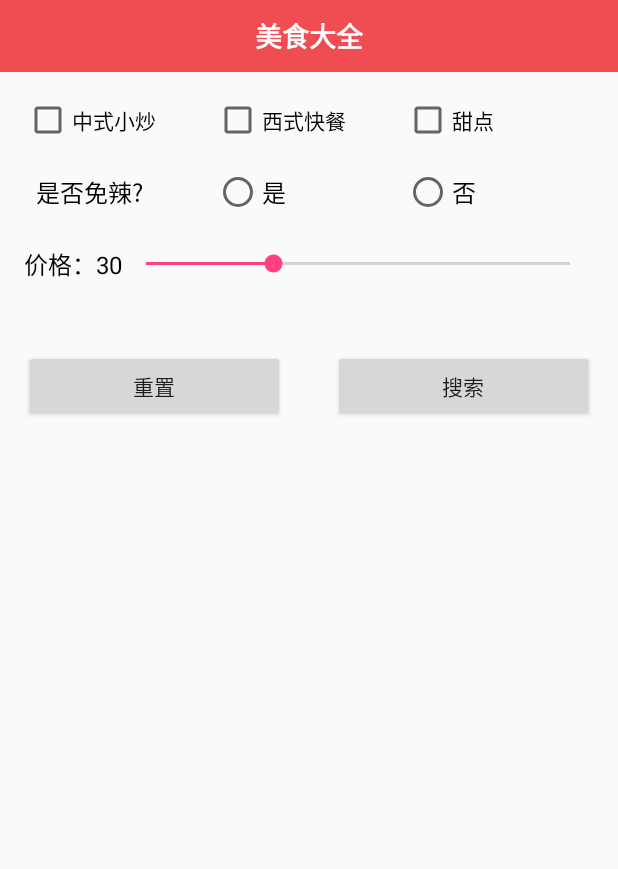
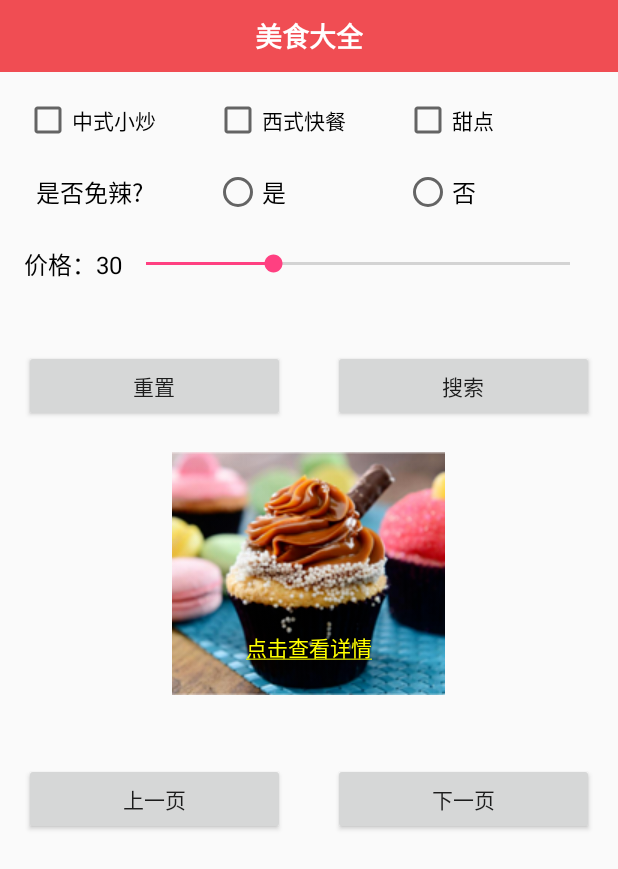
Before and after one commit to KobayashiHome/DeliciousFood, an Android app: the screen it shows after launch (MainActivity), on a phone screen of 412 x 824 dp. Shown: the top 869 px of the screen. Run offline under Robolectric (Android 15) with nearby library versions, the phone set to English and light mode, and no system bars.

Commit message:
美食界面完成

```diff
--- a/app/src/main/AndroidManifest.xml
+++ b/app/src/main/AndroidManifest.xml
@@ -16,6 +16,8 @@
                 <category android:name="android.intent.category.LAUNCHER" />
             </intent-filter>
         </activity>
+        <activity android:name=".DetailActivity"/>
+
     </application>
 
 </manifest>
--- a/app/src/main/java/com/skylinelin/deliciousfood/MainActivity.java
+++ b/app/src/main/java/com/skylinelin/deliciousfood/MainActivity.java
@@ -1,17 +1,56 @@
 package com.skylinelin.deliciousfood;
 
+import android.graphics.Paint;
 import android.support.v7.app.AppCompatActivity;
 import android.os.Bundle;
+import android.widget.Button;
+import android.widget.CheckBox;
+import android.widget.ImageView;
+import android.widget.RadioButton;
+import android.widget.RadioGroup;
+import android.widget.SeekBar;
+import android.widget.TextView;
+
 /**
  * @author skylinelin
  * @date 2018/2/6
  * */
 
 public class MainActivity extends AppCompatActivity {
+    //初始化控件
+    private CheckBox mCheckBoxZhong;
+    private CheckBox mChechBoxXi;
+    private CheckBox mCheckBoxTian;
+
+    private RadioGroup mRadioGroupYesNo;
+    private RadioButton mRadioButtonYes;
+    private RadioButton mRadioButtonNo;
+
+    private TextView mTextViewPrice;
+    private SeekBar mSeekBarPrice;
+
+    private Button mButtonChong;
+    private Button mButtonSou;
+
+    private ImageView mInageViewFood;
+    private Button mButtonXiang;
+
+    private Button mButtonUp;
+    private Button mButtonNext;
+
 
     @Override
     protected void onCreate(Bundle savedInstanceState) {
         super.onCreate(savedInstanceState);
         setContentView(R.layout.activity_main);
+
+        initViews();
     }
+
+    private void initViews(){
+        mButtonXiang = findViewById(R.id.button_xiang);
+        Paint paint = mButtonXiang.getPaint();
+        paint.setFlags(paint.getFlags() | Paint.UNDERLINE_TEXT_FLAG);
+    }
+
 }
--- a/app/src/main/res/layout/activity_main.xml
+++ b/app/src/main/res/layout/activity_main.xml
@@ -32,16 +32,19 @@
         android:layout_height="wrap_content">
 
         <CheckBox
+            android:id="@+id/check_box_zhong"
         android:text="中式小炒"
         android:layout_width="0dp"
         android:layout_weight="1"
         android:layout_height="wrap_content" />
         <CheckBox
+            android:id="@+id/check_box_xi"
             android:text="西式快餐"
             android:layout_width="0dp"
             android:layout_weight="1"
             android:layout_height="wrap_content" />
         <CheckBox
+            android:id="@+id/check_box_tian"
             android:text="甜点"
             android:layout_width="0dp"
             android:layout_weight="1"
@@ -50,6 +53,7 @@
     </LinearLayout>
 
     <RadioGroup
+        android:id="@+id/radio_yes_no"
         android:layout_marginTop="16dp"
         android:paddingRight="16dp"
         android:paddingLeft="16dp"
@@ -65,12 +69,14 @@
             android:text="是否免辣?"
             android:textColor="#000"/>
         <RadioButton
+            android:id="@+id/radio_button_yes"
             android:layout_width="0dp"
             android:layout_weight="1"
             android:layout_height="wrap_content"
             android:textSize="16sp"
             android:text="是" />
         <RadioButton
+            android:id="@+id/radio_button_no"
             android:layout_width="0dp"
             android:layout_weight="1"
             android:textSize="16sp"
@@ -94,6 +100,7 @@
             android:text="价格：" />
 
         <TextView
+            android:id="@+id/text_view_price"
             android:layout_width="wrap_content"
             android:layout_height="wrap_content"
             android:textSize="16sp"
@@ -101,6 +108,7 @@
             android:text="30"/>
 
         <SeekBar
+            android:id="@+id/seek_bar_price"
             android:layout_gravity="center_vertical"
             android:layout_width="match_parent"
             android:layout_height="wrap_content"
@@ -116,12 +124,14 @@
         android:layout_width="match_parent"
         android:layout_height="wrap_content">
         <Button
+            android:id="@+id/button_chong"
             android:layout_marginRight="16dp"
             android:layout_width="0dp"
             android:layout_weight="1"
             android:layout_height="wrap_content"
             android:text="重置" />
         <Button
+            android:id="@+id/button_sou"
             android:layout_marginLeft="16dp"
             android:layout_width="0dp"
             android:layout_weight="1"
@@ -130,6 +140,54 @@
 
     </LinearLayout>
 
+    <FrameLayout
+        android:layout_marginTop="20dp"
+        android:orientation="vertical"
+        android:layout_width="match_parent"
+        android:layout_height="wrap_content">
+        <ImageView
+            android:id="@+id/image_view_food"
+            android:src="@drawable/desert"
+            android:layout_gravity="center|bottom"
+            android:layout_width="wrap_content"
+            android:layout_height="wrap_content"
+            android:scaleType="centerCrop"
+            android:maxWidth="180dp"
+            android:maxHeight="180dp"/>
+        <Button
+            android:id="@+id/button_xiang"
+            android:layout_width="wrap_content"
+            android:layout_height="wrap_content"
+            android:layout_gravity="center|bottom"
+            android:background="@null"
+            android:text="点击查看详情"
+            android:layout_marginBottom="8dp"
+            android:textColor="#ffff00"/>
+    </FrameLayout>
+
+    <LinearLayout
+        android:paddingRight="16dp"
+        android:paddingLeft="16dp"
+        android:layout_marginTop="45dp"
+        android:layout_width="match_parent"
+        android:layout_height="wrap_content">
+        <Button
+            android:id="@+id/button_up"
+            android:layout_marginRight="16dp"
+            android:layout_width="0dp"
+            android:layout_weight="1"
+            android:layout_height="wrap_content"
+            android:text="上一页" />
+        <Button
+            android:id="@+id/button_next"
+            android:layout_marginLeft="16dp"
+            android:layout_width="0dp"
+            android:layout_weight="1"
+            android:layout_height="wrap_content"
+            android:text="下一页" />
+
+    </LinearLayout>
+
 
 
 
```
Also changed, not shown: app/src/main/java/com/skylinelin/deliciousfood/DetailActivity.java (added, +23 -0 lines), app/src/main/res/layout/activity_detail.xml (added, +108 -0 lines), app/src/main/res/drawable/fanhui.png (added).
